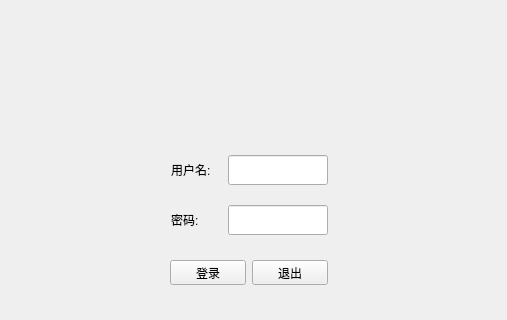
Old version of the form src/ui/login.ui in the repository renyilin2007/shot-training-manager-system; both pictures show x 0 to 507 and y 180 to 500 of the 800 by 500 pixel window.
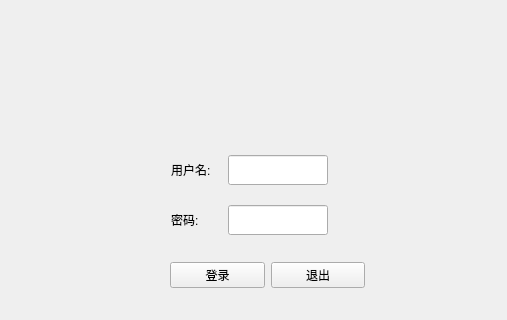
New version of the form. Icons and pictures are not drawn.

```diff
--- a/src/ui/login.ui
+++ b/src/ui/login.ui
@@ -92,13 +92,16 @@
     <rect>
      <x>170</x>
      <y>440</y>
-     <width>158</width>
-     <height>25</height>
+     <width>195</width>
+     <height>30</height>
     </rect>
    </property>
    <layout class="QHBoxLayout" name="horizontalLayout_3">
     <item>
      <widget class="QPushButton" name="LoginBtn_LogInUI">
+      <property name="styleSheet">
+       <string notr="true">border-top-color: rgb(0, 85, 0);</string>
+      </property>
       <property name="text">
        <string>登录</string>
       </property>
```
Left out of the diff: 3 changed lines with no effect on the pictures.
